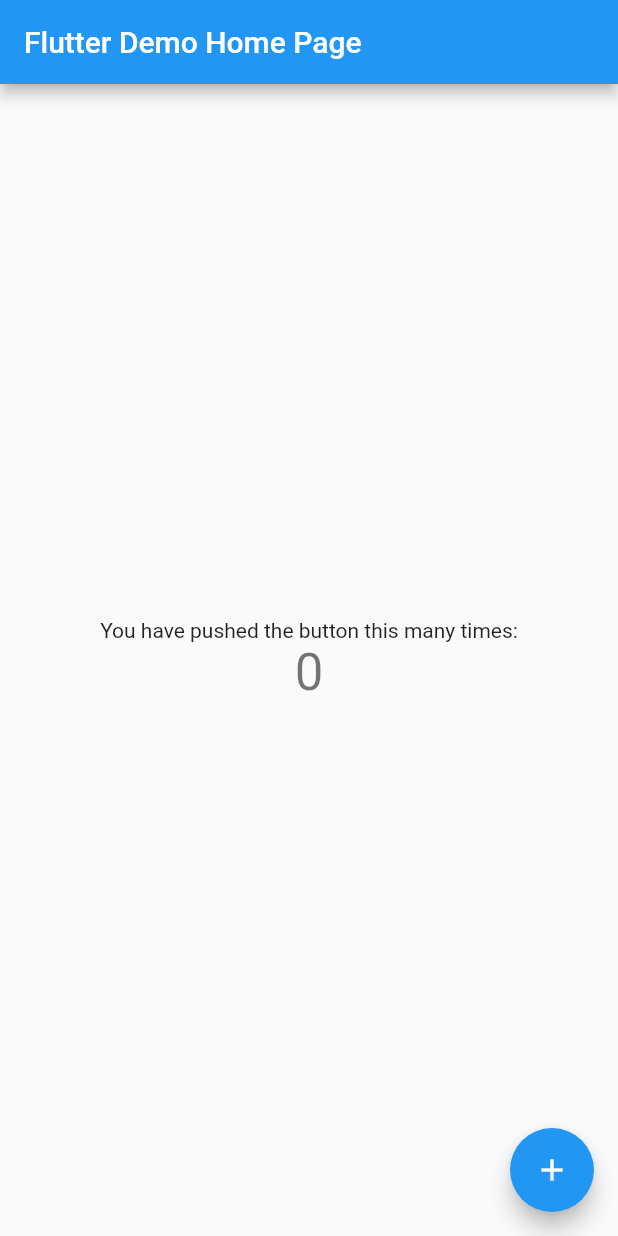
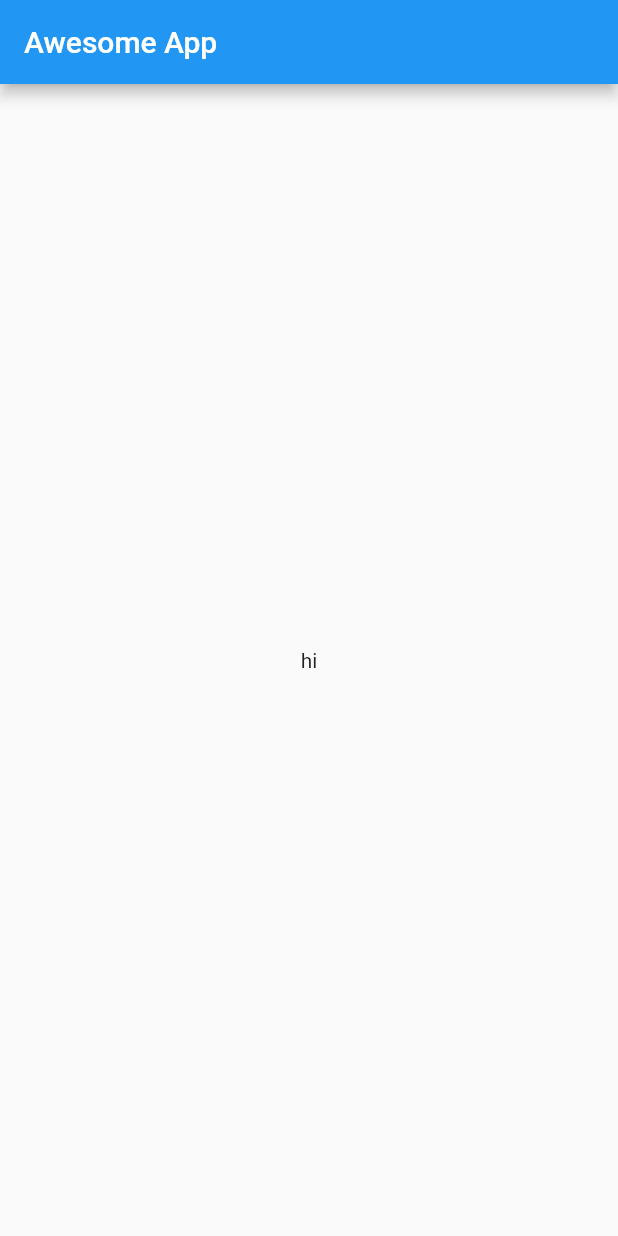
Before and after one commit to rakhar29/flutter_application_2, a Flutter app: the screen it shows after launch, on a phone screen of 412 x 824 dp. Run offline on Flutter 3.47's test engine with Material 2 defaults, Android fonts, the phone set to English and light mode, and no system bars.

Commit message:
ch1 completed

```diff
--- a/lib/main.dart
+++ b/lib/main.dart
@@ -1,115 +1,24 @@
 import 'package:flutter/material.dart';
+// import 'package:flutter/cupertino.dart';
 
 void main() {
-  runApp(const MyApp());
+  runApp(MaterialApp(
+    title: "Awesome",
+    home: HomePage(),
+  ));
 }
 
-class MyApp extends StatelessWidget {
-  const MyApp({Key? key}) : super(key: key);
-
-  // This widget is the root of your application.
+class HomePage extends StatelessWidget {
+  const HomePage({Key? key}) : super(key: key);
   @override
   Widget build(BuildContext context) {
-    return MaterialApp(
-      title: 'Flutter Demo',
-      theme: ThemeData(
-        // This is the theme of your application.
-        //
-        // Try running your application with "flutter run". You'll see the
-        // application has a blue toolbar. Then, without quitting the app, try
-        // changing the primarySwatch below to Colors.green and then invoke
-        // "hot reload" (press "r" in the console where you ran "flutter run",
-        // or simply save your changes to "hot reload" in a Flutter IDE).
-        // Notice that the counter didn't reset back to zero; the application
-        // is not restarted.
-        primarySwatch: Colors.blue,
+    return Scaffold(
+      appBar: AppBar(
+        title: Text("Awesome App"),
       ),
-      home: const MyHomePage(title: 'Flutter Demo Home Page'),
+      body: Container(
+        child: Center(child: Text("hi")),
+      ),
     );
   }
 }
-
-class MyHomePage extends StatefulWidget {
-  const MyHomePage({Key? key, required this.title}) : super(key: key);
-
-  // This widget is the home page of your application. It is stateful, meaning
-  // that it has a State object (defined below) that contains fields that affect
-  // how it looks.
-
-  // This class is the configuration for the state. It holds the values (in this
-  // case the title) provided by the parent (in this case the App widget) and
-  // used by the build method of the State. Fields in a Widget subclass are
-  // always marked "final".
-
-  final String title;
-
-  @override
-  State<MyHomePage> createState() => _MyHomePageState();
-}
-
-class _MyHomePageState extends State<MyHomePage> {
-  int _counter = 0;
-
-  void _incrementCounter() {
-    setState(() {
-      // This call to setState tells the Flutter framework that something has
-      // changed in this State, which causes it to rerun the build method below
-      // so that the display can reflect the updated values. If we changed
-      // _counter without calling setState(), then the build method would not be
-      // called again, and so nothing would appear to happen.
-      _counter++;
-    });
-  }
-
-  @override
-  Widget build(BuildContext context) {
-    // This method is rerun every time setState is called, for instance as done
-    // by the _incrementCounter method above.
-    //
-    // The Flutter framework has been optimized to make rerunning build methods
-    // fast, so that you can just rebuild anything that needs updating rather
-    // than having to individually change instances of widgets.
-    return Scaffold(
-      appBar: AppBar(
-        // Here we take the value from the MyHomePage object that was created by
-        // the App.build method, and use it to set our appbar title.
-        title: Text(widget.title),
-      ),
-      body: Center(
-        // Center is a layout widget. It takes a single child and positions it
-        // in the middle of the parent.
-        child: Column(
-          // Column is also a layout widget. It takes a list of children and
-          // arranges them vertically. By default, it sizes itself to fit its
-          // children horizontally, and tries to be as tall as its parent.
-          //
-          // Invoke "debug painting" (press "p" in the console, choose the
-          // "Toggle Debug Paint" action from the Flutter Inspector in Android
-          // Studio, or the "Toggle Debug Paint" command in Visual Studio Code)
-          // to see the wireframe for each widget.
-          //
-          // Column has various properties to control how it sizes itself and
-          // how it positions its children. Here we use mainAxisAlignment to
-          // center the children vertically; the main axis here is the vertical
-          // axis because Columns are vertical (the cross axis would be
-          // horizontal).
-          mainAxisAlignment: MainAxisAlignment.center,
-          children: <Widget>[
-            const Text(
-              'You have pushed the button this many times:',
-            ),
-            Text(
-              '$_counter',
-              style: Theme.of(context).textTheme.headline4,
-            ),
-          ],
-        ),
-      ),
-      floatingActionButton: FloatingActionButton(
-        onPressed: _incrementCounter,
-        tooltip: 'Increment',
-        child: const Icon(Icons.add),
-      ), // This trailing comma makes auto-formatting nicer for build methods.
-    );
-  }
-}
```
